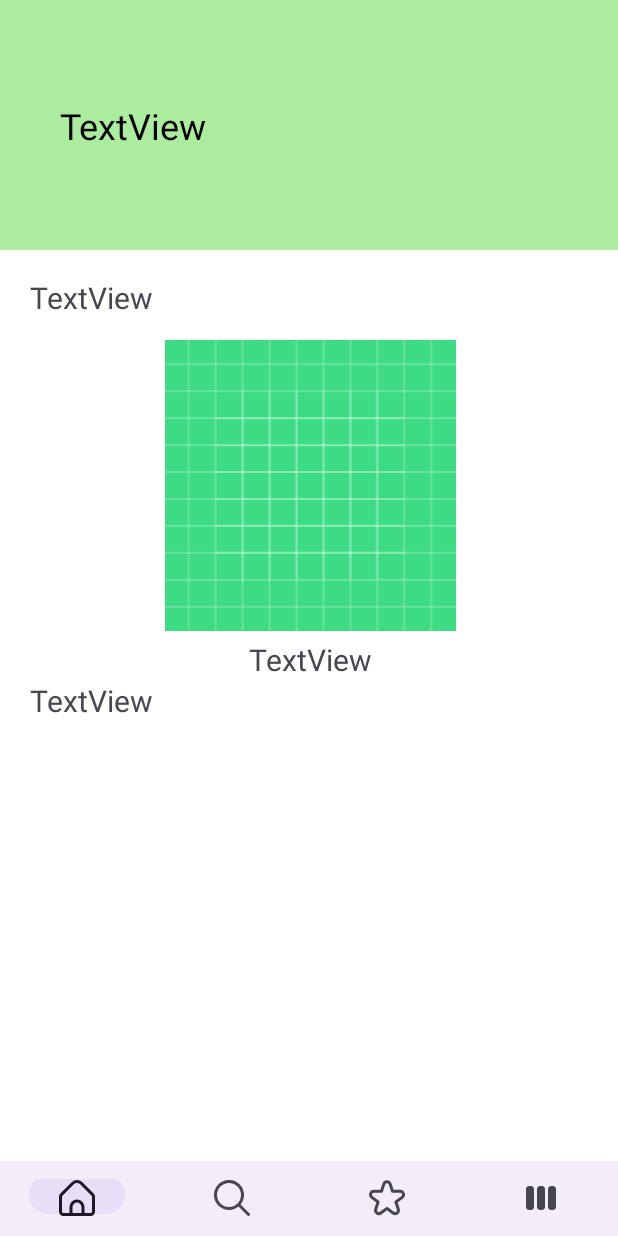
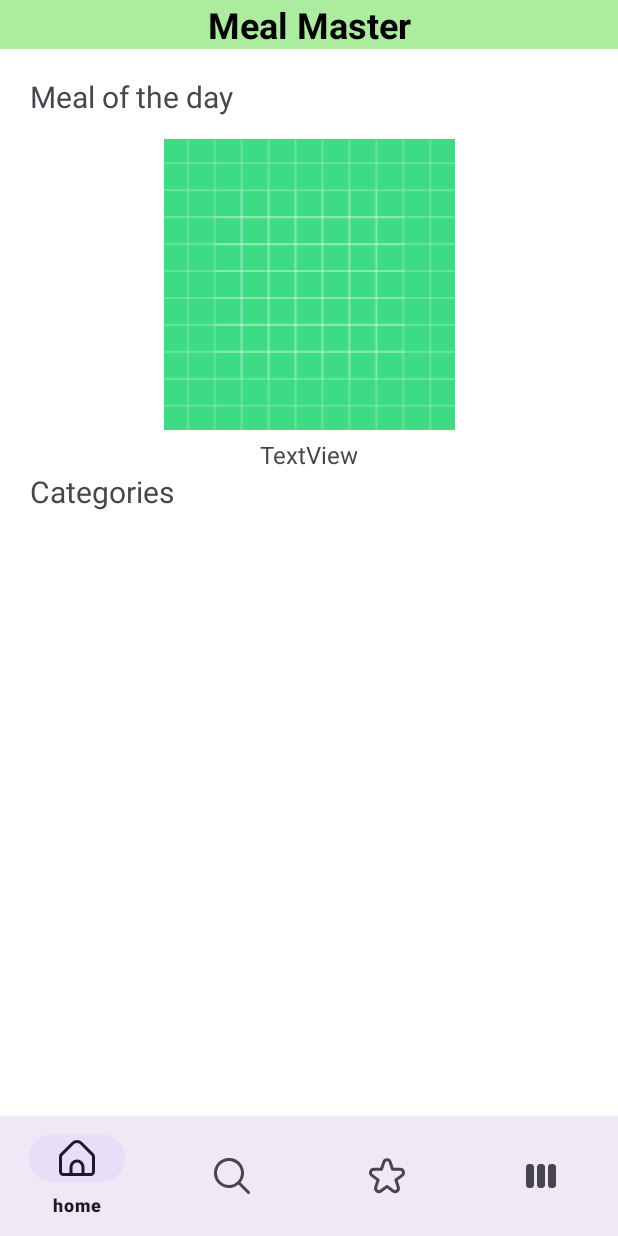
Before and after one commit to abdelrahman420/MealMaster_Application, an Android app: the screen it shows after launch (MainActivity), on a phone screen of 412 x 824 dp. Run offline under Robolectric (Android 15) with nearby library versions, the phone set to English and light mode, and no system bars; pictures from the network do not load; 1 statement that could not run was skipped.

Commit message:
Meal Of The Day

```diff
--- a/MealMaster/app/src/main/java/com/example/mealmaster/presenter/CategoriesPresenter.java
+++ b/MealMaster/app/src/main/java/com/example/mealmaster/presenter/HomePresenter.java
@@ -13,15 +13,18 @@ import com.example.mealmaster.view.fragments.HomeFragmentView;
 
 import java.util.List;
 
-public class CategoriesPresenter implements NetworkCall{
+public class HomePresenter implements NetworkCall{
     private RemoteDataSource remoteDataSource;
     HomeFragmentView view;
-    public CategoriesPresenter(HomeFragmentView view) {
+    public HomePresenter(HomeFragmentView view) {
         remoteDataSource = RemoteDataSourceImpl.getInstance();
         this.view =view;
     }
     public void loadCategories() {
         remoteDataSource.allCategories(this); // Fetching categories
+    }
+    public void loadMealOfTheDay() {
+        remoteDataSource.lookupRandomMeal(this); // Fetching the meal of the day
     }
     @Override
     public void onSuccessAllMealCategories(List<CategoriesDTO> categoriesList) {
@@ -39,7 +42,7 @@ public class CategoriesPresenter implements NetworkCall{
 
     @Override
     public void OnLookupRandomMealSuccess(List<MealDTO> meal) {
-
+        view.displayTodaysMeal(meal);
     }
 
 
--- a/MealMaster/app/src/main/java/com/example/mealmaster/presenter/MainPresenter.java
+++ b/MealMaster/app/src/main/java/com/example/mealmaster/presenter/MainPresenter.java
@@ -25,23 +25,19 @@ public class MainPresenter {
     public void onNavigationItemSelected(int itemId) {
         Fragment selectedFragment = null;
 
-        if(itemId == R.id.fav)
-        {
+        if (itemId == R.id.fav) {
             selectedFragment = new FavFragment();
+        } else if (itemId == R.id.search) {
+            selectedFragment = new SearchFragment();
+        } else if (itemId == R.id.home) {
+            selectedFragment = new HomeFragment();
+        } else if (itemId == R.id.plan) {
+            selectedFragment = new PlannerFragment();
+        } else {
         }
-        else if (itemId == R.id.search)
-        {
-            selectedFragment = new SearchFragment();
+        // If a fragment is selected, instruct the view to replace the fragment
+        if (selectedFragment != null) {
+            view.replaceFragment(selectedFragment);
         }
-        else if(itemId == R.id.home)
-        {
-            selectedFragment = new HomeFragment();
-        }
-        else if (itemId == R.id.plan)
-        {
-            selectedFragment = new PlannerFragment();
-        }
-        else
-        {}
         }
 }
--- a/MealMaster/app/src/main/java/com/example/mealmaster/view/activity/main_screen/MainActivity.java
+++ b/MealMaster/app/src/main/java/com/example/mealmaster/view/activity/main_screen/MainActivity.java
@@ -31,7 +31,9 @@ public class MainActivity extends AppCompatActivity implements MainScreenView{
         presenter = new MainPresenter(this, this);
         replaceFragment(new HomeFragment());
 
-        binding.navView.setOnItemSelectedListener(item -> {
+
+        binding.navView.setOnItemSelectedListener(item ->
+        {
             presenter.onNavigationItemSelected(item.getItemId());
             return true;
         });
--- a/MealMaster/app/src/main/java/com/example/mealmaster/view/fragments/HomeFragment.java
+++ b/MealMaster/app/src/main/java/com/example/mealmaster/view/fragments/HomeFragment.java
@@ -11,11 +11,15 @@ import androidx.recyclerview.widget.RecyclerView;
 import android.view.LayoutInflater;
 import android.view.View;
 import android.view.ViewGroup;
+import android.widget.ImageView;
+import android.widget.TextView;
 import android.widget.Toast;
 
+import com.bumptech.glide.Glide;
 import com.example.mealmaster.R;
 import com.example.mealmaster.model.database.DTOs.CategoriesDTO;
-import com.example.mealmaster.presenter.CategoriesPresenter;
+import com.example.mealmaster.model.database.DTOs.MealDTO;
+import com.example.mealmaster.presenter.HomePresenter;
 import com.example.mealmaster.view.adapter.CategoryAdapter;
 
 import java.util.ArrayList;
@@ -25,39 +29,62 @@ public class HomeFragment extends Fragment implements HomeFragmentView {
 
     private RecyclerView recyclerView;
     private CategoryAdapter categoryAdapter;
-    private CategoriesPresenter presenter;
+    private HomePresenter presenter;
+    private TextView txtMeal;
+    private ImageView imgTodaysMeal;
+
 
     @Override
     public void onCreate(Bundle savedInstanceState) {
         super.onCreate(savedInstanceState);
-        presenter = new CategoriesPresenter(this);
+        presenter = new HomePresenter(this);
     }
 
     @Override
-    public View onCreateView(LayoutInflater inflater, ViewGroup container,
-                             Bundle savedInstanceState) {
-
+    public View onCreateView(LayoutInflater inflater, ViewGroup container, Bundle savedInstanceState) {
         return inflater.inflate(R.layout.fragment_home, container, false);
     }
 
     @Override
     public void onViewCreated(@NonNull View view, @Nullable Bundle savedInstanceState) {
         super.onViewCreated(view, savedInstanceState);
-        recyclerView = view.findViewById(R.id.recyclerview); // Assuming you have set the RecyclerView ID
+
+
+        recyclerView = view.findViewById(R.id.recyclerview);
+        txtMeal = view.findViewById(R.id.txtMeal);
+        imgTodaysMeal = view.findViewById(R.id.imgTodaysMeal);
 
         categoryAdapter = new CategoryAdapter(new ArrayList<>(), getContext());
         recyclerView.setLayoutManager(new LinearLayoutManager(getContext()));
         recyclerView.setAdapter(categoryAdapter);
+
         presenter.loadCategories();
+        presenter.loadMealOfTheDay();
     }
 
+    @Override
     public void displayCategories(List<CategoriesDTO> categories) {
-        categoryAdapter.updateCategories(categories); // Update the adapter with the new list
+        categoryAdapter.updateCategories(categories);
+    }
+
+    @Override
+    public void displayTodaysMeal(List<MealDTO> meal) {
+        if (meal != null && !meal.isEmpty()) {
+            txtMeal.setText(meal.get(0).getStrMeal());
+
+            Glide.with(this)
+                    .load(meal.get(0).getStrMealThumb())
+                    .placeholder(R.drawable.ic_launcher_background) // Placeholder image
+                    .into(imgTodaysMeal);
+        } else {
+
+            txtMeal.setText("Meal of the Day not available");
+            imgTodaysMeal.setImageResource(R.drawable.ic_launcher_background);
+        }
     }
 
     @Override
     public void showError(String message) {
-        // Show an error message to the user, you can use a Toast, Snackbar, or any other UI element
         Toast.makeText(getContext(), message, Toast.LENGTH_SHORT).show();
     }
 }
--- a/MealMaster/app/src/main/java/com/example/mealmaster/view/fragments/HomeFragmentView.java
+++ b/MealMaster/app/src/main/java/com/example/mealmaster/view/fragments/HomeFragmentView.java
@@ -1,10 +1,12 @@
 package com.example.mealmaster.view.fragments;
 
 import com.example.mealmaster.model.database.DTOs.CategoriesDTO;
+import com.example.mealmaster.model.database.DTOs.MealDTO;
 
 import java.util.List;
 
 public interface HomeFragmentView {
     void displayCategories(List<CategoriesDTO> categories);
     void showError(String message);
+    void displayTodaysMeal(List<MealDTO> meal);
 }
--- a/MealMaster/app/src/main/res/layout/activity_main.xml
+++ b/MealMaster/app/src/main/res/layout/activity_main.xml
@@ -1,52 +1,62 @@
 <?xml version="1.0" encoding="utf-8"?>
-<androidx.constraintlayout.widget.ConstraintLayout xmlns:android="http://schemas.android.com/apk/res/android"
+<androidx.constraintlayout.widget.ConstraintLayout
+    xmlns:android="http://schemas.android.com/apk/res/android"
     xmlns:app="http://schemas.android.com/apk/res-auto"
     xmlns:tools="http://schemas.android.com/tools"
     android:id="@+id/main"
     android:layout_width="match_parent"
-    android:layout_height="match_parent">
+    android:layout_height="match_parent"
+    tools:context=".view.activity.main_screen.MainActivity">
 
+    <!-- Bottom Navigation View -->
     <com.google.android.material.bottomnavigation.BottomNavigationView
         android:id="@+id/navView"
-        android:layout_width="match_parent"
-        android:layout_height="50dp"
+        android:layout_width="0dp"
+        android:layout_height="wrap_content"
         app:layout_constraintBottom_toBottomOf="parent"
         app:layout_constraintEnd_toEndOf="parent"
         app:layout_constraintStart_toStartOf="parent"
-        app:menu="@menu/bottom_nav_menu" />
+        app:menu="@menu/bottom_nav_menu"
+        android:background="?android:attr/windowBackground" />
 
+    <!-- FrameLayout for dynamic fragment/activity replacement -->
     <FrameLayout
         android:id="@+id/frameLayout"
-        android:layout_width="413dp"
-        android:layout_height="607dp"
-        android:background="#FFFFFF"
+        android:layout_width="0dp"
+        android:layout_height="0dp"
+        android:background="@android:color/white"
+        app:layout_constraintTop_toBottomOf="@id/TopTitle"
         app:layout_constraintBottom_toTopOf="@id/navView"
         app:layout_constraintEnd_toEndOf="parent"
-        app:layout_constraintStart_toStartOf="parent">
+        app:layout_constraintStart_toStartOf="parent" />
 
-    </FrameLayout>
-
+    <!-- Top Title Section -->
     <androidx.constraintlayout.widget.ConstraintLayout
         android:id="@+id/TopTitle"
         android:layout_width="0dp"
-        android:layout_height="0dp"
+        android:layout_height="wrap_content"
         android:background="#ACEC9E"
-        app:layout_constraintBottom_toTopOf="@+id/frameLayout"
+        app:layout_constraintTop_toTopOf="parent"
+        app:layout_constraintStart_toStartOf="parent"
         app:layout_constraintEnd_toEndOf="parent"
-        app:layout_constraintStart_toStartOf="parent"
-        app:layout_constraintTop_toTopOf="parent">
+        app:layout_constraintBottom_toTopOf="@id/frameLayout">
 
+        <!-- Title Text -->
         <TextView
             android:id="@+id/textView2"
             android:layout_width="wrap_content"
             android:layout_height="wrap_content"
-            android:layout_marginStart="40dp"
-            android:text="TextView"
+            android:layout_marginStart="16dp"
+            android:layout_marginEnd="16dp"
+            android:text="Meal Master"
             android:textColor="@color/black"
             android:textSize="24sp"
-            app:layout_constraintBottom_toBottomOf="parent"
+            android:textStyle="bold"
             app:layout_constraintStart_toStartOf="parent"
             app:layout_constraintTop_toTopOf="parent"
+            app:layout_constraintBottom_toBottomOf="parent"
+            app:layout_constraintEnd_toEndOf="parent"
             app:layout_constraintVertical_bias="0.5" />
     </androidx.constraintlayout.widget.ConstraintLayout>
+
 </androidx.constraintlayout.widget.ConstraintLayout>
--- a/MealMaster/app/src/main/res/layout/fragment_home.xml
+++ b/MealMaster/app/src/main/res/layout/fragment_home.xml
@@ -13,7 +13,7 @@
         android:layout_height="wrap_content"
         android:layout_marginStart="20dp"
         android:layout_marginTop="18dp"
-        android:text="TextView"
+        android:text="@string/todays_meal"
         android:textSize="20sp"
         app:layout_constraintStart_toStartOf="parent"
         app:layout_constraintTop_toTopOf="parent" />
@@ -35,7 +35,7 @@
         android:layout_height="wrap_content"
         android:layout_marginTop="5dp"
         android:text="TextView"
-        android:textSize="20sp"
+        android:textSize="16sp"
         app:layout_constraintEnd_toEndOf="parent"
         app:layout_constraintHorizontal_bias="0.5"
         app:layout_constraintStart_toStartOf="parent"
@@ -45,7 +45,7 @@
         android:id="@+id/txtCategoriesList"
         android:layout_width="wrap_content"
         android:layout_height="wrap_content"
-        android:text="TextView"
+        android:text="@string/categories"
         android:textSize="20sp"
         app:layout_constraintStart_toStartOf="@+id/txtMealofTheDay"
         app:layout_constraintTop_toBottomOf="@+id/txtMeal" />
@@ -57,6 +57,9 @@
         app:layout_constraintBottom_toBottomOf="parent"
         app:layout_constraintEnd_toEndOf="parent"
         app:layout_constraintStart_toStartOf="parent"
-        app:layout_constraintTop_toBottomOf="@+id/txtCategoriesList" />
+        app:layout_constraintTop_toBottomOf="@+id/txtCategoriesList"
+        app:layout_constraintVertical_bias="0.5"
+        app:layout_constraintHorizontal_bias="0.5"/>
+        />
 
 </androidx.constraintlayout.widget.ConstraintLayout>
--- a/MealMaster/app/src/main/res/layout/row_category.xml
+++ b/MealMaster/app/src/main/res/layout/row_category.xml
@@ -3,7 +3,7 @@
     xmlns:app="http://schemas.android.com/apk/res-auto"
     xmlns:tools="http://schemas.android.com/tools"
     android:layout_width="match_parent"
-    android:layout_height="match_parent">
+    android:layout_height="wrap_content">
 
     <ImageView
         android:id="@+id/imgCategory"
--- a/MealMaster/app/src/main/res/menu/bottom_nav_menu.xml
+++ b/MealMaster/app/src/main/res/menu/bottom_nav_menu.xml
@@ -4,19 +4,19 @@
     <item
         android:id="@+id/home"
         android:icon="@drawable/ic_home"
-        android:title="" />
+        android:title="home" />
     <item
         android:id="@+id/search"
-        android:title=""
+        android:title="search"
         android:icon="@drawable/ic_search"
         />
     <item
         android:id="@+id/fav"
-        android:title=""
+        android:title="fav"
         android:icon="@drawable/ic_fav"
         />
     <item
         android:id="@+id/plan"
         android:icon="@drawable/ic_weekly_plan"
-        android:title="" />
+        android:title="plan" />
 </menu>
--- a/MealMaster/app/src/main/res/values/strings.xml
+++ b/MealMaster/app/src/main/res/values/strings.xml
@@ -2,4 +2,6 @@
     <string name="app_name">MealMaster</string>
     <!-- TODO: Remove or change this placeholder text -->
     <string name="hello_blank_fragment">Hello blank fragment</string>
+    <string name="categories">Categories</string>
+    <string name="todays_meal">Meal of the day</string>
 </resources>
```
